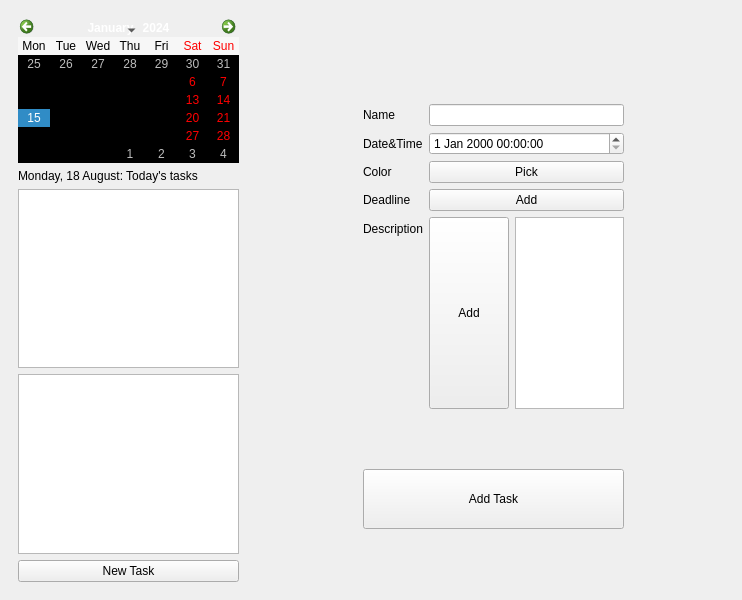
Qt form mainwindow.ui (david4more/QtToDo) before a commit.
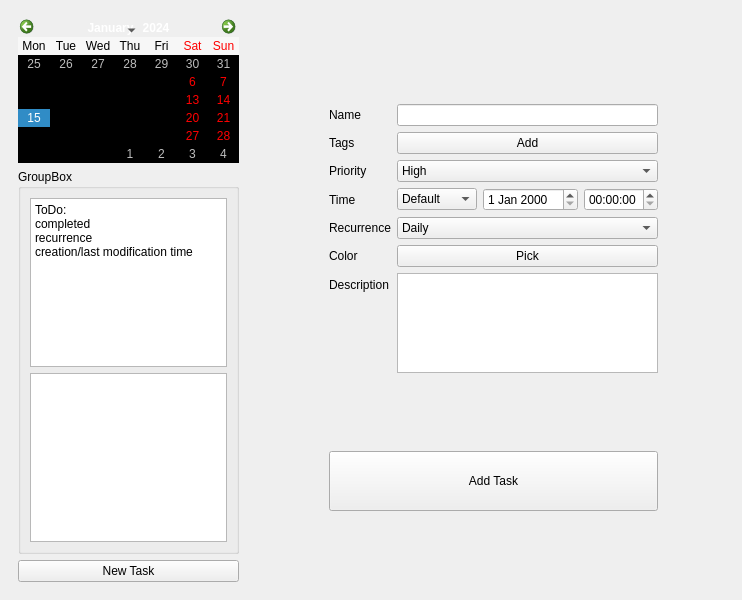
The same form after that commit. The open tabs and pages were chosen to show the change.

Commit message: add fields, refactor Task structure and NewTask form, simplify code structure

Diff of the .ui file:
```diff
--- a/mainwindow.ui
+++ b/mainwindow.ui
@@ -29,6 +29,12 @@
       <layout class="QVBoxLayout" name="verticalLayout">
        <item>
         <widget class="QCalendarWidget" name="calendarWidget">
+         <property name="sizePolicy">
+          <sizepolicy hsizetype="Preferred" vsizetype="Preferred">
+           <horstretch>0</horstretch>
+           <verstretch>0</verstretch>
+          </sizepolicy>
+         </property>
          <property name="styleSheet">
           <string notr="true">QCalendarWidget QTableView {
     background: transparent;
@@ -72,20 +78,31 @@
         </widget>
        </item>
        <item>
-        <widget class="QLabel" name="todayLabel">
-         <property name="text">
-          <string>Monday, 18 August: Today's tasks</string>
+        <widget class="QGroupBox" name="todayGroup">
+         <property name="title">
+          <string>GroupBox</string>
          </property>
-        </widget>
-       </item>
-       <item>
-        <widget class="QListView" name="tasksListView"/>
-       </item>
-       <item>
-        <widget class="QListView" name="deadlinesListView">
-         <property name="styleSheet">
-          <string notr="true"/>
-         </property>
+         <layout class="QVBoxLayout" name="verticalLayout_4">
+          <item>
+           <widget class="QTextEdit" name="textEdit">
+            <property name="html">
+             <string>&lt;!DOCTYPE HTML PUBLIC &quot;-//W3C//DTD HTML 4.0//EN&quot; &quot;http://www.w3.org/TR/REC-html40/strict.dtd&quot;&gt;
+&lt;html&gt;&lt;head&gt;&lt;meta name=&quot;qrichtext&quot; content=&quot;1&quot; /&gt;&lt;meta charset=&quot;utf-8&quot; /&gt;&lt;style type=&quot;text/css&quot;&gt;
+p, li { white-space: pre-wrap; }
+hr { height: 1px; border-width: 0; }
+li.unchecked::marker { content: &quot;\2610&quot;; }
+li.checked::marker { content: &quot;\2612&quot;; }
+&lt;/style&gt;&lt;/head&gt;&lt;body style=&quot; font-family:'Segoe UI'; font-size:9pt; font-weight:400; font-style:normal;&quot;&gt;
+&lt;p style=&quot; margin-top:0px; margin-bottom:0px; margin-left:0px; margin-right:0px; -qt-block-indent:0; text-indent:0px;&quot;&gt;ToDo:&lt;/p&gt;
+&lt;p style=&quot; margin-top:0px; margin-bottom:0px; margin-left:0px; margin-right:0px; -qt-block-indent:0; text-indent:0px;&quot;&gt;completed &lt;/p&gt;
+&lt;p style=&quot; margin-top:0px; margin-bottom:0px; margin-left:0px; margin-right:0px; -qt-block-indent:0; text-indent:0px;&quot;&gt;recurrence&lt;br /&gt;creation/last modification time&lt;/p&gt;&lt;/body&gt;&lt;/html&gt;</string>
+            </property>
+           </widget>
+          </item>
+          <item>
+           <widget class="QTextEdit" name="textEdit_2"/>
+          </item>
+         </layout>
         </widget>
        </item>
        <item>
@@ -107,7 +124,7 @@
        </sizepolicy>
       </property>
       <property name="currentIndex">
-       <number>1</number>
+       <number>0</number>
       </property>
       <widget class="QWidget" name="default_view">
        <layout class="QHBoxLayout" name="horizontalLayout_3">
@@ -121,8 +138,8 @@
             <rect>
              <x>0</x>
              <y>0</y>
-             <width>445</width>
-             <height>1018</height>
+             <width>459</width>
+             <height>562</height>
             </rect>
            </property>
            <layout class="QHBoxLayout" name="horizontalLayout_4">
@@ -147,7 +164,7 @@
               <property name="minimumSize">
                <size>
                 <width>0</width>
-                <height>1000</height>
+                <height>0</height>
                </size>
               </property>
               <layout class="QVBoxLayout" name="verticalLayout_2">
@@ -210,8 +227,43 @@
           </property>
          </spacer>
         </item>
-        <item row="2" column="1">
-         <spacer name="verticalSpacer">
+        <item row="0" column="0" rowspan="5">
+         <spacer name="horizontalSpacer_2">
+          <property name="orientation">
+           <enum>Qt::Orientation::Horizontal</enum>
+          </property>
+          <property name="sizeType">
+           <enum>QSizePolicy::Policy::Preferred</enum>
+          </property>
+          <property name="sizeHint" stdset="0">
+           <size>
+            <width>100</width>
+            <height>20</height>
+           </size>
+          </property>
+         </spacer>
+        </item>
+        <item row="3" column="1">
+         <widget class="QPushButton" name="addTaskButton">
+          <property name="sizePolicy">
+           <sizepolicy hsizetype="Preferred" vsizetype="Fixed">
+            <horstretch>0</horstretch>
+            <verstretch>0</verstretch>
+           </sizepolicy>
+          </property>
+          <property name="minimumSize">
+           <size>
+            <width>0</width>
+            <height>60</height>
+           </size>
+          </property>
+          <property name="text">
+           <string>Add Task</string>
+          </property>
+         </widget>
+        </item>
+        <item row="0" column="1">
+         <spacer name="verticalSpacer_3">
           <property name="orientation">
            <enum>Qt::Orientation::Vertical</enum>
           </property>
@@ -221,7 +273,7 @@
           <property name="sizeHint" stdset="0">
            <size>
             <width>20</width>
-            <height>40</height>
+            <height>80</height>
            </size>
           </property>
          </spacer>
@@ -253,18 +305,121 @@
           </item>
           <item row="1" column="0">
            <widget class="QLabel" name="label_4">
-            <property name="sizePolicy">
-             <sizepolicy hsizetype="Preferred" vsizetype="Preferred">
-              <horstretch>0</horstretch>
-              <verstretch>0</verstretch>
-             </sizepolicy>
+            <property name="text">
+             <string>Tags</string>
             </property>
+           </widget>
+          </item>
+          <item row="1" column="1">
+           <widget class="QPushButton" name="pushButton">
             <property name="text">
-             <string>Date&amp;Time</string>
+             <string>Add</string>
             </property>
            </widget>
           </item>
           <item row="2" column="0">
+           <widget class="QLabel" name="label_6">
+            <property name="text">
+             <string>Priority</string>
+            </property>
+           </widget>
+          </item>
+          <item row="2" column="1">
+           <widget class="QComboBox" name="priorityBox">
+            <property name="currentText">
+             <string>Default</string>
+            </property>
+            <item>
+             <property name="text">
+              <string>High</string>
+             </property>
+            </item>
+            <item>
+             <property name="text">
+              <string>Default</string>
+             </property>
+            </item>
+            <item>
+             <property name="text">
+              <string>Low</string>
+             </property>
+            </item>
+           </widget>
+          </item>
+          <item row="3" column="0">
+           <widget class="QLabel" name="label">
+            <property name="text">
+             <string>Time</string>
+            </property>
+           </widget>
+          </item>
+          <item row="3" column="1">
+           <layout class="QHBoxLayout" name="horizontalLayout_5">
+            <item>
+             <widget class="QComboBox" name="comboBox">
+              <property name="currentIndex">
+               <number>2</number>
+              </property>
+              <item>
+               <property name="text">
+                <string>Due time</string>
+               </property>
+              </item>
+              <item>
+               <property name="text">
+                <string>Deadline</string>
+               </property>
+              </item>
+              <item>
+               <property name="text">
+                <string>Default</string>
+               </property>
+              </item>
+             </widget>
+            </item>
+            <item>
+             <widget class="QDateEdit" name="taskDateEdit"/>
+            </item>
+            <item>
+             <widget class="QTimeEdit" name="taskTimeEdit"/>
+            </item>
+           </layout>
+          </item>
+          <item row="4" column="0">
+           <widget class="QLabel" name="label_7">
+            <property name="text">
+             <string>Recurrence</string>
+            </property>
+           </widget>
+          </item>
+          <item row="4" column="1">
+           <widget class="QComboBox" name="comboBox_3">
+            <property name="currentText">
+             <string>None</string>
+            </property>
+            <item>
+             <property name="text">
+              <string>Daily</string>
+             </property>
+            </item>
+            <item>
+             <property name="text">
+              <string>Weekly</string>
+             </property>
+            </item>
+            <item>
+             <property name="text">
+              <string>Custom</string>
+             </property>
+            </item>
+            <item>
+             <property name="text">
+              <string>None</string>
+             </property>
+            </item>
+           </widget>
+          </item>
+          <item row="5" column="0">
            <widget class="QLabel" name="label_5">
             <property name="sizePolicy">
              <sizepolicy hsizetype="Preferred" vsizetype="Preferred">
@@ -277,7 +432,7 @@
             </property>
            </widget>
           </item>
-          <item row="2" column="1">
+          <item row="5" column="1">
            <widget class="QPushButton" name="taskColorButton">
             <property name="sizePolicy">
              <sizepolicy hsizetype="Minimum" vsizetype="Fixed">
@@ -296,33 +451,7 @@
             </property>
            </widget>
           </item>
-          <item row="3" column="1">
-           <widget class="QPushButton" name="taskDeadlineButton">
-            <property name="sizePolicy">
-             <sizepolicy hsizetype="Minimum" vsizetype="Fixed">
-              <horstretch>0</horstretch>
-              <verstretch>0</verstretch>
-             </sizepolicy>
-            </property>
-            <property name="text">
-             <string>Add</string>
-            </property>
-           </widget>
-          </item>
-          <item row="3" column="0">
-           <widget class="QLabel" name="label_6">
-            <property name="sizePolicy">
-             <sizepolicy hsizetype="Preferred" vsizetype="Preferred">
-              <horstretch>0</horstretch>
-              <verstretch>0</verstretch>
-             </sizepolicy>
-            </property>
-            <property name="text">
-             <string>Deadline</string>
-            </property>
-           </widget>
-          </item>
-          <item row="4" column="0">
+          <item row="6" column="0">
            <widget class="QLabel" name="label_3">
             <property name="sizePolicy">
              <sizepolicy hsizetype="Preferred" vsizetype="Preferred">
@@ -335,24 +464,11 @@
             </property>
            </widget>
           </item>
-          <item row="4" column="1">
+          <item row="6" column="1">
            <layout class="QHBoxLayout" name="horizontalLayout_2">
             <property name="sizeConstraint">
              <enum>QLayout::SizeConstraint::SetDefaultConstraint</enum>
             </property>
-            <item>
-             <widget class="QPushButton" name="taskDescriptionButton">
-              <property name="sizePolicy">
-               <sizepolicy hsizetype="Preferred" vsizetype="Preferred">
-                <horstretch>0</horstretch>
-                <verstretch>0</verstretch>
-               </sizepolicy>
-              </property>
-              <property name="text">
-               <string>Add</string>
-              </property>
-             </widget>
-            </item>
             <item>
              <widget class="QTextEdit" name="taskDescriptionEdit">
               <property name="enabled">
@@ -364,6 +480,12 @@
                 <verstretch>0</verstretch>
                </sizepolicy>
               </property>
+              <property name="maximumSize">
+               <size>
+                <width>16777215</width>
+                <height>100</height>
+               </size>
+              </property>
               <property name="tabChangesFocus">
                <bool>true</bool>
               </property>
@@ -371,32 +493,10 @@
             </item>
            </layout>
           </item>
-          <item row="1" column="1">
-           <widget class="QDateTimeEdit" name="taskTimeEdit"/>
-          </item>
          </layout>
         </item>
-        <item row="3" column="1">
-         <widget class="QPushButton" name="addTaskButton">
-          <property name="sizePolicy">
-           <sizepolicy hsizetype="Preferred" vsizetype="Fixed">
-            <horstretch>0</horstretch>
-            <verstretch>0</verstretch>
-           </sizepolicy>
-          </property>
-          <property name="minimumSize">
-           <size>
-            <width>0</width>
-            <height>60</height>
-           </size>
-          </property>
-          <property name="text">
-           <string>Add Task</string>
-          </property>
-         </widget>
-        </item>
-        <item row="0" column="1">
-         <spacer name="verticalSpacer_3">
+        <item row="2" column="1">
+         <spacer name="verticalSpacer">
           <property name="orientation">
            <enum>Qt::Orientation::Vertical</enum>
           </property>
@@ -406,23 +506,7 @@
           <property name="sizeHint" stdset="0">
            <size>
             <width>20</width>
-            <height>80</height>
-           </size>
-          </property>
-         </spacer>
-        </item>
-        <item row="0" column="0" rowspan="5">
-         <spacer name="horizontalSpacer_2">
-          <property name="orientation">
-           <enum>Qt::Orientation::Horizontal</enum>
-          </property>
-          <property name="sizeType">
-           <enum>QSizePolicy::Policy::Fixed</enum>
-          </property>
-          <property name="sizeHint" stdset="0">
-           <size>
-            <width>100</width>
-            <height>20</height>
+            <height>40</height>
            </size>
           </property>
          </spacer>
@@ -433,7 +517,7 @@
            <enum>Qt::Orientation::Horizontal</enum>
           </property>
           <property name="sizeType">
-           <enum>QSizePolicy::Policy::Fixed</enum>
+           <enum>QSizePolicy::Policy::Preferred</enum>
           </property>
           <property name="sizeHint" stdset="0">
            <size>
```
Left out of the diff: 2 changed lines with no effect on the pictures. The commit also changes 2 other files.
